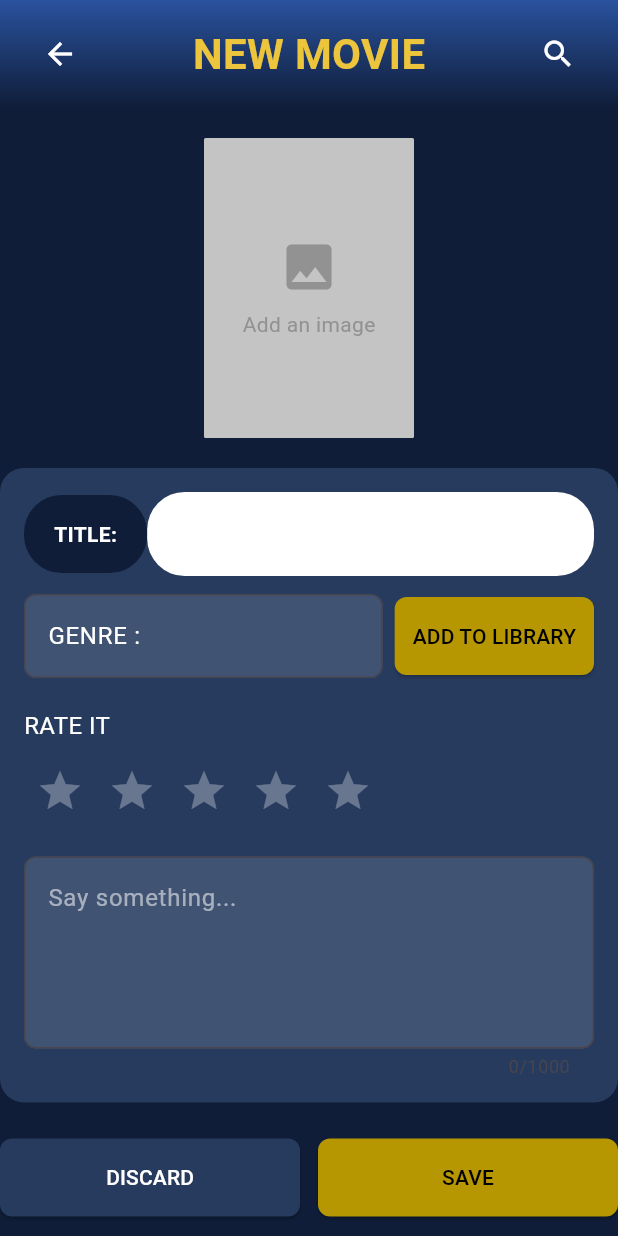
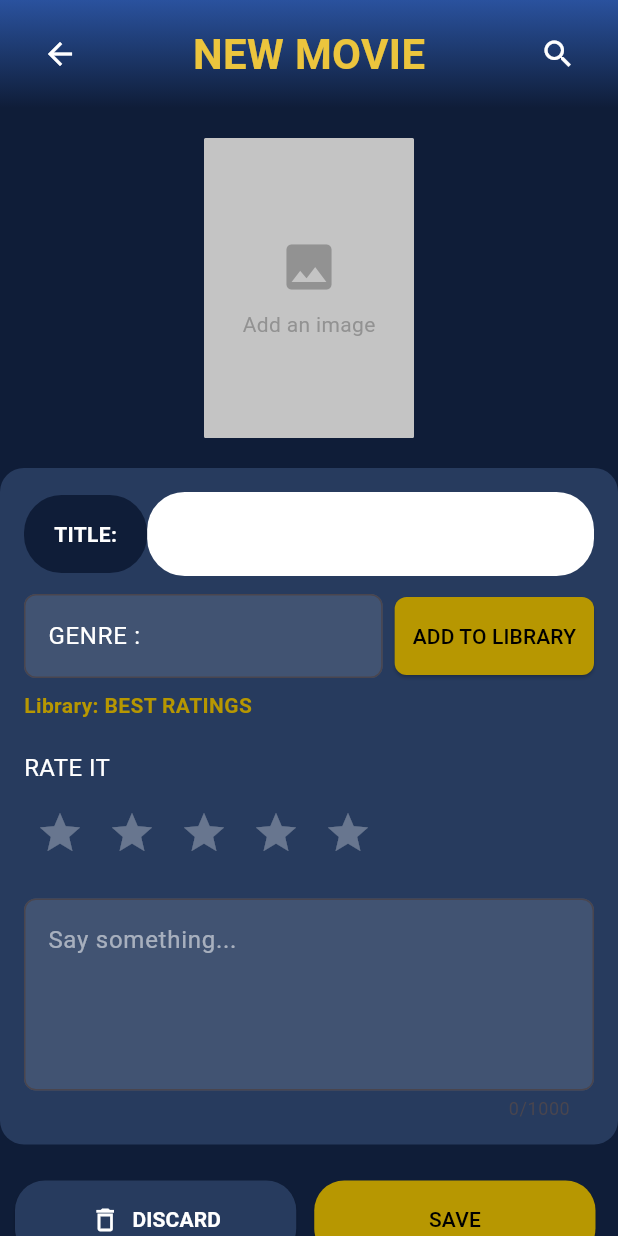
Before and after one commit to Kakaiii21/cineDiary, a Flutter app: the MovieScreen widget shown alone on an empty page, opened directly, after a tap on "NEW MOVIE", on a phone screen of 412 x 824 dp. Run offline on Flutter 3.47's test engine with Material 3 defaults, Android fonts, the phone set to English and light mode, and no system bars; our stand-ins replace animated_splash_screen, cloud_firestore, firebase_auth, firebase_core, firebase_database, geocoding and 9 more; accounts and stored records are empty.

Commit message:
save Library fixed

```diff
--- a/lib/pages/movie.dart
+++ b/lib/pages/movie.dart
@@ -18,22 +18,7 @@ class _MovieScreenState extends State<MovieScreen> {
   Widget build(BuildContext context) {
     var movieBox = Hive.box('movies');
 
-    return Scaffold(
-      body: Container(
-        width: double.infinity,
-        height: double.infinity,
-        decoration: const BoxDecoration(
-          gradient: LinearGradient(
-            begin: Alignment.topCenter,
-            end: Alignment.bottomCenter,
-            colors: [
-              Color.fromRGBO(43, 82, 158, 1),
-              Color.fromRGBO(15, 29, 56, 1),
-            ],
-          ),
-        ),
-        child: SafeArea(
-          child: ValueListenableBuilder(
+    return ValueListenableBuilder(
       valueListenable: movieBox.listenable(),
       builder: (context, movies, _) {
         // Group movies by library
@@ -53,9 +38,7 @@ class _MovieScreenState extends State<MovieScreen> {
               onTap: () {
                 Navigator.push(
                   context,
-                        MaterialPageRoute(
-                          builder: (_) => const NewMovieScreen(),
-                        ),
+                  MaterialPageRoute(builder: (_) => const NewMovieScreen()),
                 );
               },
               child: Container(
@@ -66,19 +49,13 @@ class _MovieScreenState extends State<MovieScreen> {
                   borderRadius: BorderRadius.circular(12),
                   boxShadow: [
                     BoxShadow(
-                            color: Colors.black.withOpacity(
-                              0.4,
-                            ), // Shadow color
-                            blurRadius: 5, // How soft the shadow is
-                            offset: const Offset(
-                              0,
-                              3,
-                            ), // Move shadow down a bit
-                            spreadRadius: 2, // How much it spreads
+                      color: Colors.black.withOpacity(0.4),
+                      blurRadius: 5,
+                      offset: const Offset(0, 3),
+                      spreadRadius: 2,
                     ),
                   ],
                 ),
-
                 child: const Center(
                   child: Column(
                     mainAxisAlignment: MainAxisAlignment.center,
@@ -104,9 +81,7 @@ class _MovieScreenState extends State<MovieScreen> {
             ),
 
             // Library Sections with alternating backgrounds
-                  ...groupedMovies.entries.toList().asMap().entries.map((
-                    mapEntry,
-                  ) {
+            ...groupedMovies.entries.toList().asMap().entries.map((mapEntry) {
               int sectionIndex = mapEntry.key;
               var entry = mapEntry.value;
               String libraryName = entry.key;
@@ -115,12 +90,7 @@ class _MovieScreenState extends State<MovieScreen> {
               // Alternate background color: every other section gets the darker color
               bool isAlternate = sectionIndex % 2 == 1;
               Color backgroundColor = isAlternate
-                        ? const Color.fromRGBO(
-                            46,
-                            63,
-                            96,
-                            0.4,
-                          ) // notice opacity = 0.4
+                  ? const Color.fromRGBO(46, 63, 96, 0.4)
                   : Colors.transparent;
 
               return Container(
@@ -186,18 +156,14 @@ class _MovieScreenState extends State<MovieScreen> {
                                     horizontal: 8,
                                   ),
                                   decoration: BoxDecoration(
-                                          borderRadius: BorderRadius.circular(
-                                            8,
-                                          ),
+                                    borderRadius: BorderRadius.circular(8),
                                     image: DecorationImage(
                                       image:
                                           (movie['poster'] != null &&
                                               File(
                                                 movie['poster'],
                                               ).existsSync())
-                                                ? FileImage(
-                                                    File(movie['poster']),
-                                                  )
+                                          ? FileImage(File(movie['poster']))
                                           : const AssetImage(
                                                   "assets/placeholder.jpg",
                                                 )
@@ -234,9 +200,6 @@ class _MovieScreenState extends State<MovieScreen> {
           ],
         );
       },
-          ),
-        ),
-      ),
     );
   }
 }
--- a/lib/pages/newMovie.dart
+++ b/lib/pages/newMovie.dart
@@ -18,6 +18,7 @@ class _NewMovieScreenState extends State<NewMovieScreen> {
   int rating = 0;
 
   File? _poster;
+  String selectedLibrary = "BEST RATINGS"; // Store selected library
 
   Future<void> _pickImage() async {
     final pickedFile = await ImagePicker().pickImage(
@@ -34,8 +35,9 @@ class _NewMovieScreenState extends State<NewMovieScreen> {
   @override
   Widget build(BuildContext context) {
     return Scaffold(
+      extendBodyBehindAppBar: true,
       body: Container(
-        height: MediaQuery.of(context).size.height, // make full screen
+        height: MediaQuery.of(context).size.height,
         decoration: const BoxDecoration(
           gradient: LinearGradient(
             begin: Alignment.topCenter,
@@ -46,7 +48,6 @@ class _NewMovieScreenState extends State<NewMovieScreen> {
             ],
           ),
         ),
-        child: SafeArea(
         child: LayoutBuilder(
           builder: (context, constraints) {
             return SingleChildScrollView(
@@ -56,7 +57,6 @@ class _NewMovieScreenState extends State<NewMovieScreen> {
                   child: Column(
                     crossAxisAlignment: CrossAxisAlignment.start,
                     children: [
-                        // Header
                       // Header with gradient
                       Container(
                         padding: const EdgeInsets.symmetric(
@@ -68,8 +68,8 @@ class _NewMovieScreenState extends State<NewMovieScreen> {
                             begin: Alignment.topCenter,
                             end: Alignment.bottomCenter,
                             colors: [
-                                Color.fromRGBO(42, 82, 158, 1), // Top color
-                                Color.fromRGBO(15, 29, 56, 1), // Bottom color
+                              Color.fromRGBO(42, 82, 158, 1),
+                              Color.fromRGBO(15, 29, 56, 1),
                             ],
                           ),
                         ),
@@ -174,23 +174,17 @@ class _NewMovieScreenState extends State<NewMovieScreen> {
                         child: Column(
                           crossAxisAlignment: CrossAxisAlignment.start,
                           children: [
-                              // Separate TITLE label and TextField
+                            // Title input
                             Row(
                               crossAxisAlignment: CrossAxisAlignment.center,
                               children: [
-                                  // TITLE label
                                 Container(
                                   padding: const EdgeInsets.symmetric(
                                     horizontal: 20,
                                     vertical: 16,
                                   ),
                                   decoration: BoxDecoration(
-                                      color: const Color.fromRGBO(
-                                        15,
-                                        29,
-                                        56,
-                                        1,
-                                      ), // separate background
+                                    color: const Color.fromRGBO(15, 29, 56, 1),
                                     borderRadius: BorderRadius.circular(25),
                                   ),
                                   child: const Text(
@@ -201,21 +195,15 @@ class _NewMovieScreenState extends State<NewMovieScreen> {
                                     ),
                                   ),
                                 ),
-                                  // TextField
                                 Expanded(
                                   child: TextField(
                                     controller: titleController,
-                                      style: const TextStyle(
-                                        color: Colors.grey,
-                                      ),
+                                    style: const TextStyle(color: Colors.grey),
                                     decoration: InputDecoration(
                                       filled: true,
-                                        fillColor: Colors
-                                            .white, // TextField background
+                                      fillColor: Colors.white,
                                       border: OutlineInputBorder(
-                                          borderRadius: BorderRadius.circular(
-                                            25,
-                                          ),
+                                        borderRadius: BorderRadius.circular(25),
                                         borderSide: BorderSide.none,
                                       ),
                                       contentPadding:
@@ -237,9 +225,7 @@ class _NewMovieScreenState extends State<NewMovieScreen> {
                                 Expanded(
                                   child: TextField(
                                     controller: genreController,
-                                      style: const TextStyle(
-                                        color: Colors.white,
-                                      ),
+                                    style: const TextStyle(color: Colors.white),
                                     decoration: InputDecoration(
                                       labelText: "GENRE :",
                                       labelStyle: const TextStyle(
@@ -248,9 +234,7 @@ class _NewMovieScreenState extends State<NewMovieScreen> {
                                       filled: true,
                                       fillColor: Colors.white12,
                                       border: OutlineInputBorder(
-                                          borderRadius: BorderRadius.circular(
-                                            8,
-                                          ),
+                                        borderRadius: BorderRadius.circular(8),
                                       ),
                                     ),
                                   ),
@@ -282,6 +266,21 @@ class _NewMovieScreenState extends State<NewMovieScreen> {
                                 ),
                               ],
                             ),
+
+                            // Show selected library
+                            if (selectedLibrary.isNotEmpty)
+                              Padding(
+                                padding: const EdgeInsets.only(top: 8),
+                                child: Text(
+                                  "Library: $selectedLibrary",
+                                  style: const TextStyle(
+                                    color: Color.fromRGBO(183, 151, 1, 1),
+                                    fontSize: 14,
+                                    fontWeight: FontWeight.bold,
+                                  ),
+                                ),
+                              ),
+
                             const SizedBox(height: 20),
 
                             // Rating
@@ -340,6 +339,7 @@ class _NewMovieScreenState extends State<NewMovieScreen> {
                       // Action Buttons
                       Row(
                         children: [
+                          const SizedBox(width: 10),
                           Expanded(
                             child: ElevatedButton(
                               style: ElevatedButton.styleFrom(
@@ -353,15 +353,29 @@ class _NewMovieScreenState extends State<NewMovieScreen> {
                                   vertical: 16,
                                 ),
                                 shape: RoundedRectangleBorder(
-                                    borderRadius: BorderRadius.circular(8),
+                                  borderRadius: BorderRadius.circular(20),
                                 ),
                               ),
                               onPressed: () {
                                 Navigator.pop(context);
                               },
-                                child: const Text(
+                              child: const Row(
+                                mainAxisAlignment: MainAxisAlignment.center,
+                                children: [
+                                  Icon(
+                                    Icons.delete_outline,
+                                    color: Colors.white,
+                                    size: 20,
+                                  ),
+                                  SizedBox(width: 8),
+                                  Text(
                                     "DISCARD",
-                                  style: TextStyle(color: Colors.white),
+                                    style: TextStyle(
+                                      color: Colors.white,
+                                      fontWeight: FontWeight.bold,
+                                    ),
+                                  ),
+                                ],
                               ),
                             ),
                           ),
@@ -379,11 +393,22 @@ class _NewMovieScreenState extends State<NewMovieScreen> {
                                   vertical: 16,
                                 ),
                                 shape: RoundedRectangleBorder(
-                                    borderRadius: BorderRadius.circular(8),
+                                  borderRadius: BorderRadius.circular(20),
                                 ),
                               ),
                               onPressed: () {
-                                  _showLibraryBottomSheet(context);
+                                // Save the entire movie entry
+                                final movieBox = Hive.box('movies');
+                                movieBox.add({
+                                  'title': titleController.text,
+                                  'genre': genreController.text,
+                                  'description': descriptionController.text,
+                                  'rating': rating,
+                                  'poster': _poster?.path,
+                                  'library': selectedLibrary,
+                                });
+
+                                Navigator.pop(context);
                               },
                               child: const Text(
                                 "SAVE",
@@ -391,6 +416,7 @@ class _NewMovieScreenState extends State<NewMovieScreen> {
                               ),
                             ),
                           ),
+                          const SizedBox(width: 15),
                         ],
                       ),
                     ],
@@ -399,7 +425,6 @@ class _NewMovieScreenState extends State<NewMovieScreen> {
               ),
             );
           },
-          ),
         ),
       ),
     );
@@ -424,7 +449,7 @@ class _NewMovieScreenState extends State<NewMovieScreen> {
         }
         libraries = libraries.toSet().toList(); // remove duplicates
 
-        String? selectedLibrary;
+        String? tempSelectedLibrary;
 
         return StatefulBuilder(
           builder: (context, setModalState) {
@@ -450,7 +475,7 @@ class _NewMovieScreenState extends State<NewMovieScreen> {
                     if (libraries.isNotEmpty)
                       DropdownButtonFormField<String>(
                         dropdownColor: Colors.black87,
-                        value: selectedLibrary,
+                        value: tempSelectedLibrary,
                         hint: const Text(
                           "Select library",
                           style: TextStyle(color: Colors.white70),
@@ -468,7 +493,7 @@ class _NewMovieScreenState extends State<NewMovieScreen> {
                             .toList(),
                         onChanged: (val) {
                           setModalState(() {
-                            selectedLibrary = val;
+                            tempSelectedLibrary = val;
                           });
                         },
                       ),
@@ -500,25 +525,20 @@ class _NewMovieScreenState extends State<NewMovieScreen> {
                         ),
                       ),
                       onPressed: () {
+                        // Only save the library choice, not the entire entry
                         String libraryName =
                             libraryController.text.trim().isNotEmpty
                             ? libraryController.text.trim()
-                            : (selectedLibrary ?? "BEST RATINGS");
+                            : (tempSelectedLibrary ?? "BEST RATINGS");
 
-                        movieBox.add({
-                          'title': titleController.text,
-                          'genre': genreController.text,
-                          'description': descriptionController.text,
-                          'rating': rating,
-                          'poster': _poster?.path,
-                          'library': libraryName,
+                        setState(() {
+                          selectedLibrary = libraryName;
                         });
 
-                        Navigator.pop(context); // close bottom sheet
-                        Navigator.pop(context); // go back
+                        Navigator.pop(context); // close bottom sheet only
                       },
                       child: const Text(
-                        "SAVE TO LIBRARY",
+                        "SELECT LIBRARY",
                         style: TextStyle(color: Colors.black),
                       ),
                     ),
```
Also changed, not shown: lib/pages/mainTools.dart (+12 -13 lines), lib/pages/newNote.dart (+27 -4 lines). Lines whose indentation alone changed are shown as unchanged.
